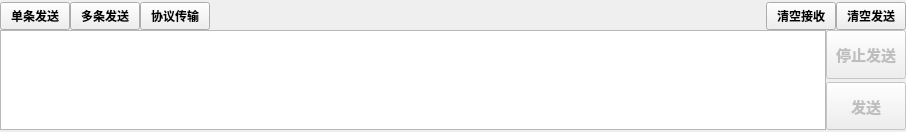
Before: the Qt Designer form src/framework/sendwidget.ui in ciyeer/ByteSpace, drawn with Qt 5.
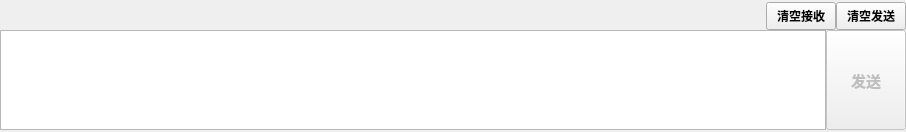
After: the same form once the commit is applied.

```diff
--- a/src/framework/sendwidget.ui
+++ b/src/framework/sendwidget.ui
@@ -39,84 +39,6 @@
        <property name="spacing">
         <number>0</number>
        </property>
-       <item>
-        <widget class="QPushButton" name="pushButton">
-         <property name="minimumSize">
-          <size>
-           <width>70</width>
-           <height>28</height>
-          </size>
-         </property>
-         <property name="maximumSize">
-          <size>
-           <width>70</width>
-           <height>28</height>
-          </size>
-         </property>
-         <property name="font">
-          <font>
-           <family>微软雅黑</family>
-           <pointsize>9</pointsize>
-           <bold>true</bold>
-          </font>
-         </property>
-         <property name="text">
-          <string>单条发送</string>
-         </property>
-        </widget>
-       </item>
-       <item>
-        <widget class="QPushButton" name="pushButton_2">
-         <property name="minimumSize">
-          <size>
-           <width>70</width>
-           <height>28</height>
-          </size>
-         </property>
-         <property name="maximumSize">
-          <size>
-           <width>70</width>
-           <height>28</height>
-          </size>
-         </property>
-         <property name="font">
-          <font>
-           <family>微软雅黑</family>
-           <pointsize>9</pointsize>
-           <bold>true</bold>
-          </font>
-         </property>
-         <property name="text">
-          <string>多条发送</string>
-         </property>
-        </widget>
-       </item>
-       <item>
-        <widget class="QPushButton" name="pushButton_3">
-         <property name="minimumSize">
-          <size>
-           <width>70</width>
-           <height>28</height>
-          </size>
-         </property>
-         <property name="maximumSize">
-          <size>
-           <width>70</width>
-           <height>28</height>
-          </size>
-         </property>
-         <property name="font">
-          <font>
-           <family>微软雅黑</family>
-           <pointsize>9</pointsize>
-           <bold>true</bold>
-          </font>
-         </property>
-         <property name="text">
-          <string>协议传输</string>
-         </property>
-        </widget>
-       </item>
        <item>
         <spacer name="horizontalSpacer_2">
          <property name="orientation">
@@ -185,7 +107,9 @@
       </layout>
      </item>
      <item>
-      <widget class="QStackedWidget" name="stackedWidget">
+      <layout class="QHBoxLayout" name="sendAreaLayout">
+       <item>
+        <widget class="QTextEdit" name="sendArea">
        <property name="minimumSize">
         <size>
          <width>0</width>
@@ -198,63 +122,10 @@
          <height>100</height>
         </size>
        </property>
-       <property name="currentIndex">
-        <number>0</number>
-       </property>
-       <widget class="QWidget" name="page_1">
-        <layout class="QGridLayout" name="gridLayout">
-         <property name="leftMargin">
-          <number>0</number>
-         </property>
-         <property name="topMargin">
-          <number>0</number>
-         </property>
-         <property name="rightMargin">
-          <number>0</number>
-         </property>
-         <property name="bottomMargin">
-          <number>0</number>
-         </property>
-         <property name="spacing">
-          <number>0</number>
-         </property>
-         <item row="0" column="0">
-          <widget class="QTextEdit" name="sendArea"/>
-         </item>
-         <item row="0" column="1">
-          <layout class="QVBoxLayout" name="verticalLayout">
-           <property name="spacing">
-            <number>3</number>
-           </property>
-           <item>
-            <widget class="QPushButton" name="stopSendBtn">
-             <property name="enabled">
-              <bool>false</bool>
-             </property>
-             <property name="minimumSize">
-              <size>
-               <width>10</width>
-               <height>10</height>
-              </size>
-             </property>
-             <property name="maximumSize">
-              <size>
-               <width>1000</width>
-               <height>1000</height>
-              </size>
-             </property>
-             <property name="font">
-              <font>
-               <family>微软雅黑</family>
-               <pointsize>11</pointsize>
-               <bold>true</bold>
-              </font>
-             </property>
-             <property name="text">
-              <string>停止发送</string>
-             </property>
-            </widget>
-           </item>
+        </widget>
+       </item>
+       <item>
+        <layout class="QVBoxLayout" name="sendBtnLayout">
            <item>
             <widget class="QPushButton" name="dataSendBtn">
              <property name="enabled">
@@ -287,14 +158,6 @@
           </layout>
          </item>
         </layout>
-       </widget>
-       <widget class="QWidget" name="page_2"/>
-       <widget class="QWidget" name="page_3"/>
-       <widget class="QWidget" name="page_4"/>
-       <widget class="QWidget" name="page_7"/>
-       <widget class="QWidget" name="page_5"/>
-       <widget class="QWidget" name="page_6"/>
-      </widget>
      </item>
     </layout>
    </item>
```
Lines whose indentation alone changed are shown as unchanged.
